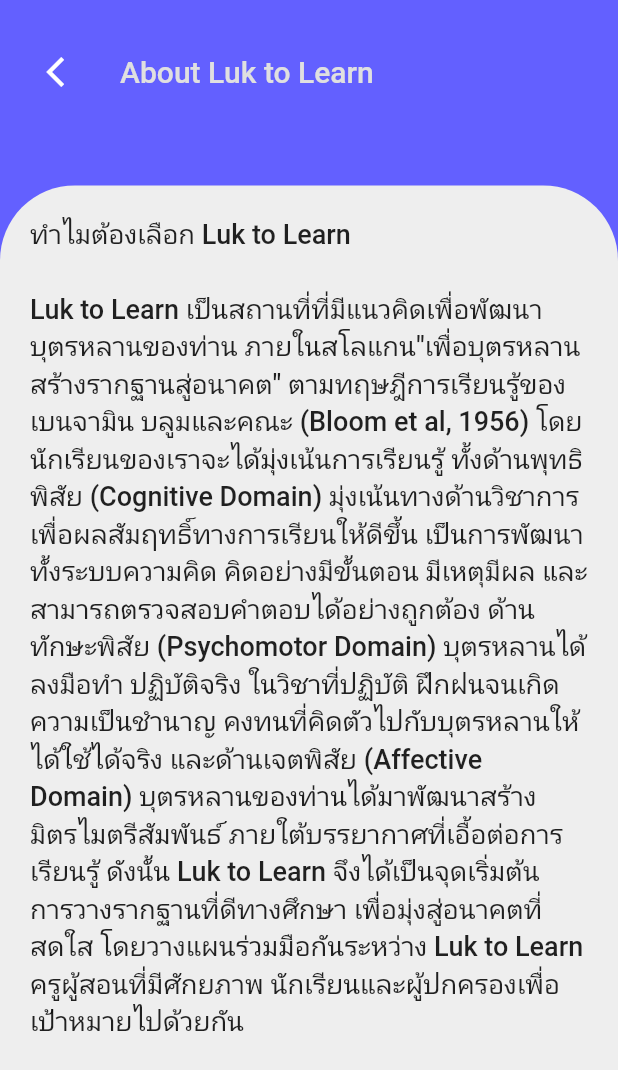
After one commit to noymak/Luk-To-Learn, a Flutter app: the screen it shows once a user with an empty profile is signed in, item 4 of the bottom bar chosen, after a tap on "About Luk to Learn", on a phone screen of 412 x 824 dp. The commit adds this screen. Shown: the top 1070 px of the screen. Run offline on Flutter 3.47's test engine with Material 2 defaults, Android fonts, the phone set to English and light mode, and no system bars; our stand-ins replace firebase_auth, firebase_core, get; missing offline and left inert: dart:ffi; accounts and stored records are empty.

Commit message:
ทำหน้า about

```diff
--- /dev/null
+++ b/project-main/lib/Screens/about.dart
@@ -0,0 +1,99 @@
+import 'package:flutter/material.dart';
+
+class AboutLTL extends StatefulWidget {
+  const AboutLTL({Key? key}) : super(key: key);
+
+  @override
+  State<AboutLTL> createState() => _AboutLTLState();
+}
+
+class _AboutLTLState extends State<AboutLTL> {
+  @override
+  Widget build(BuildContext context) {
+    var size = MediaQuery.of(context).size;
+    return Scaffold(
+      backgroundColor: Color(0xff6360FF),
+      body: SingleChildScrollView(
+          child: Column(
+        children: <Widget>[
+          Container(
+            color: Color(0xff6360FF),
+            height: size.height * 0.15,
+            width: double.infinity,
+            child: Padding(
+              padding: const EdgeInsets.all(8.0),
+              child: Column(
+                children: <Widget>[
+                  SizedBox(
+                    height: 20,
+                  ),
+                  SafeArea(
+                    child: Padding(
+                      padding: const EdgeInsets.all(8.0),
+                      child: GestureDetector(
+                        onTap: () {
+                          Navigator.pushNamed(context, '/route');
+                        },
+                        child: Row(
+                          children: [
+                            SizedBox(
+                              width: 15,
+                            ),
+                            Icon(
+                              Icons.arrow_back_ios,
+                              color: Colors.white,
+                            ),
+                            SizedBox(
+                              width: 25,
+                            ),
+                            Text("About Luk to Learn",
+                                style: TextStyle(
+                                    fontSize: 20,
+                                    fontWeight: FontWeight.w500,
+                                    color: Colors.grey[300])),
+                          ],
+                        ),
+                      ),
+                    ),
+                  ),
+                ],
+              ),
+            ),
+          ),
+          Container(
+            height: size.height,
+            width: size.width,
+            decoration: BoxDecoration(
+                color: Colors.grey[200],
+                borderRadius: BorderRadius.only(
+                    topLeft: Radius.circular(50),
+                    topRight: Radius.circular(50))),
+            child: Padding(
+              padding: const EdgeInsets.all(20.0),
+              child: SafeArea(
+                child: Column(
+                  crossAxisAlignment: CrossAxisAlignment.start,
+                  children: [
+                    Text(
+                      "ทำไมต้องเลือก Luk to Learn",
+                      style:
+                          TextStyle(fontSize: 18, fontWeight: FontWeight.w500),
+                    ),
+                    SizedBox(
+                      height: 25,
+                    ),
+                    Text(
+                      'Luk to Learn เป็นสถานที่ที่มีแนวคิดเพื่อพัฒนาบุตรหลานของท่าน ภายในสโลแกน"เพื่อบุตรหลานสร้างรากฐานสู่อนาคต" ตามทฤษฎีการเรียนรู้ของ เบนจามิน บลูมและคณะ (Bloom et al, 1956) โดยนักเรียนของเราจะได้มุ่งเน้นการเรียนรู้ ทั้งด้านพุทธิพิสัย (Cognitive Domain) มุ่งเน้นทางด้านวิชาการเพื่อผลสัมฤทธิ์ทางการเรียนให้ดีขึ้น เป็นการพัฒนาทั้งระบบความคิด คิดอย่างมีขั้นตอน มีเหตุมีผล และสามารถตรวจสอบคำตอบได้อย่างถูกต้อง ด้านทักษะพิสัย (Psychomotor Domain) บุตรหลานได้ลงมือทำ ปฏิบัติจริง ในวิชาที่ปฏิบัติ ฝึกฝนจนเกิดความเป็นชำนาญ คงทนที่คิดตัวไปกับบุตรหลานให้ได้ใช้ได้จริง และด้านเจตพิสัย (Affective Domain) บุตรหลานของท่านได้มาพัฒนาสร้างมิตรไมตรีสัมพันธ์ ภายใต้บรรยากาศที่เอื้อต่อการเรียนรู้ ดังนั้น Luk to Learn จึงได้เป็นจุดเริ่มต้น การวางรากฐานที่ดีทางศึกษา เพื่อมุ่งสู่อนาคตที่สดใส โดยวางแผนร่วมมือกันระหว่าง Luk to Learn ครูผู้สอนที่มีศักยภาพ นักเรียนและผู้ปกครองเพื่อเป้าหมายไปด้วยกัน',
+                      style:
+                          TextStyle(fontSize: 18, fontWeight: FontWeight.w500),
+                    )
+                  ],
+                ),
+              ),
+            ),
+          )
+        ],
+      )),
+    );
+  }
+}
--- a/project-main/lib/Screens/profile.dart
+++ b/project-main/lib/Screens/profile.dart
@@ -174,11 +174,16 @@
                             Row(
                               mainAxisAlignment: MainAxisAlignment.spaceBetween,
                               children: [
-                                Text(
-                                  "About Luk to Learn",
-                                  style: TextStyle(
-                                    fontSize: 20,
-                                    fontWeight: FontWeight.w500,
+                                GestureDetector(
+                                  onTap: () {
+                                    Navigator.pushNamed(context, '/about');
+                                  },
+                                  child: Text(
+                                    "About Luk to Learn",
+                                    style: TextStyle(
+                                      fontSize: 20,
+                                      fontWeight: FontWeight.w500,
+                                    ),
                                   ),
                                 ),
                                 Icon(
--- a/project-main/lib/main.dart
+++ b/project-main/lib/main.dart
@@ -1,5 +1,6 @@
 import 'package:firebase_core/firebase_core.dart';
 import 'package:flutter/material.dart';
+import 'package:luk_to_learn/Screens/about.dart';
 import 'package:luk_to_learn/Screens/changepassword.dart';
 import 'package:luk_to_learn/Screens/forgotpass.dart';
 import 'package:luk_to_learn/Screens/forgotpassOTP.dart';
@@ -34,7 +35,7 @@
         '/forgotpass': ((context) => ForgotPass()),
         '/forgotpassOTP': ((context) => ForgotPassOTP()),
         '/changepassword': ((context) => ChangePass()),
-        '/profile': ((context) => ProfileScreen())
+        '/about': ((context) => AboutLTL()),
       },
     );
   }
```
